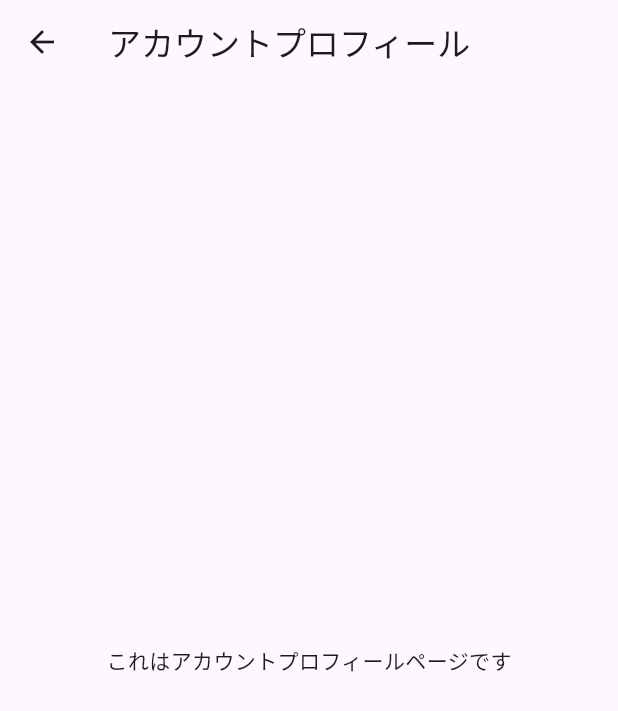
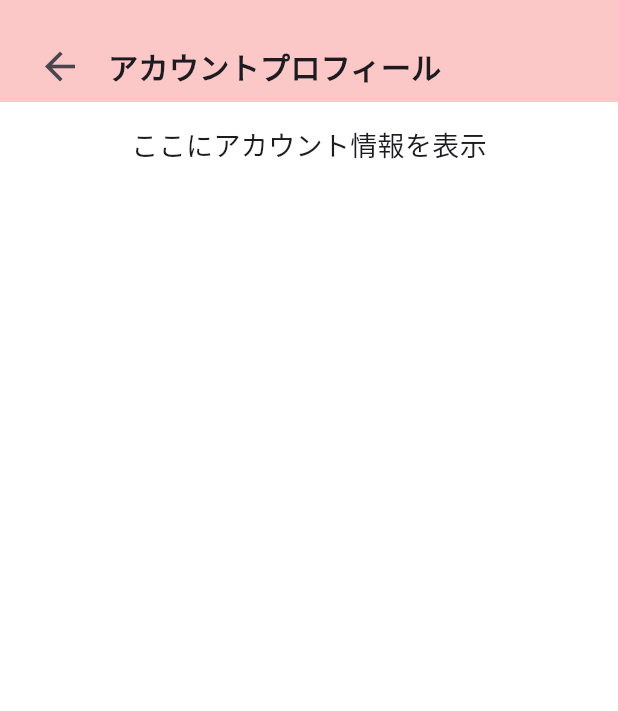
Before and after one commit to Ktento/breman-front, a Flutter app: the AccountProfile screen opened directly, on a phone screen of 412 x 824 dp. Shown: the top 711 px of the screen. Run offline on Flutter 3.47's test engine with Material 3 defaults, Android fonts, the phone set to English and light mode, and no system bars.

Commit message:
ヘッダー部分をコンテナに変更

```diff
--- a/lib/account_profile.dart
+++ b/lib/account_profile.dart
@@ -1,16 +1,45 @@
-// account_profile.dart
-
 import 'package:flutter/material.dart';
 
 class AccountProfile extends StatelessWidget {
   @override
   Widget build(BuildContext context) {
     return Scaffold(
-      appBar: AppBar(
-        title: Text('アカウントプロフィール'),
-      ),
-      body: Center(
-        child: Text('これはアカウントプロフィールページです'),
+      backgroundColor: Colors.white,
+      body: SingleChildScrollView(
+        child: Column(
+          children: [
+            // 戻るボタンを含むコンテナ
+            Container(
+              color: const Color.fromARGB(84, 243, 85, 85),
+              padding: EdgeInsets.only(top: 20, left: 16, right: 16), // 上部余白を調整
+              child: Row(
+                mainAxisAlignment: MainAxisAlignment.start,
+                children: [
+                  IconButton(
+                    icon: Icon(Icons.arrow_back, size: 30),
+                    onPressed: () {
+                      Navigator.pop(context); // 前の画面に戻る
+                    },
+                  ),
+                  SizedBox(width: 8), // 戻るボタンとテキストの間にスペースを追加
+                  Text(
+                    'アカウントプロフィール',
+                    style: TextStyle(fontSize: 20, fontWeight: FontWeight.bold),
+                  ),
+                ],
+              ),
+            ),
+
+            // その他のコンテンツをここに追加
+            Container(
+              padding: const EdgeInsets.all(16.0),
+              child: Text(
+                'ここにアカウント情報を表示',
+                style: TextStyle(fontSize: 18),
+              ),
+            ),
+          ],
+        ),
       ),
     );
   }
```
